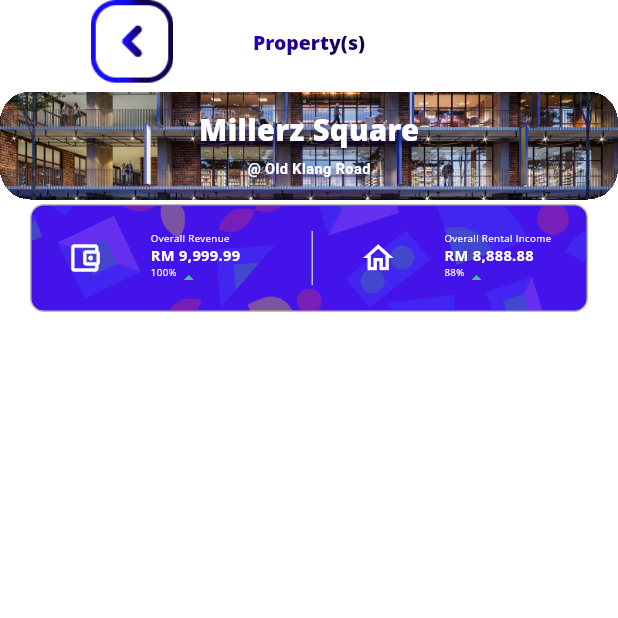
After one commit to wjgoh12/mana-mana-apps, a Flutter app: the PersonalMillerzSquare1Screen screen opened directly, on a phone screen of 412 x 824 dp, the top half of it. The commit adds this screen. Run offline on Flutter 3.47's test engine with Material 3 defaults, Android fonts, the phone set to English and light mode, and no system bars; Roboto replaces fonts that are missing (Italic, Open Sans).

Commit message:
added revenue container and app bar

```diff
--- a/lib/screens/millerz_square1.dart
+++ b/lib/screens/millerz_square1.dart
@@ -1,6 +1,6 @@
 import 'package:flutter/material.dart';
 import 'package:mana_mana_app/screens/personal_millerz_square.dart';
-import 'package:mana_mana_app/widgets/gradient_text.dart';
+import 'package:mana_mana_app/widgets/property_app_bar.dart';
 import 'package:mana_mana_app/widgets/size_utils.dart';
 
 const List<String> list = <String>['Type A', 'Type B', 'Type C', 'Type D'];
@@ -12,37 +12,11 @@
   Widget build(BuildContext context) {
     return Scaffold(
       backgroundColor: const Color(0XFFFFFFFF),
-      appBar: AppBar(
-        backgroundColor: const Color(0XFFFFFFFF).withOpacity(0),
-        leadingWidth: 15.width,
-        centerTitle: true,
-        leading: Padding(
-          padding: EdgeInsets.only(left: 7.width),
-          child: InkWell(
-              onTap: () {
-                print('hello');
-                Navigator.of(context)
-                    .push(MaterialPageRoute(builder: (context) {
-                  return const PersonalMillerzSquare1Screen();
-                }));
-              },
-              child: Image.asset(
-                'assets/images/return.png',
-              )),
-        ),
-        title: GradientText1(
-            text: 'Property(s)',
-            style: TextStyle(
-              fontFamily: 'Open Sans',
-              fontSize: 20.fSize,
-              fontWeight: FontWeight.w800,
-            ),
-            gradient: const LinearGradient(
-              begin: Alignment.centerLeft,
-              end: Alignment.centerRight,
-              colors: [Color(0xFF2900B7), Color(0xFF120051)],
-            )),
-      ),
+      appBar: propertyAppBar(context, () {
+        Navigator.of(context).push(MaterialPageRoute(builder: (context) {
+          return const PersonalMillerzSquare1Screen();
+        }));
+      }),
       body: Center(
         child: Column(
           children: [
@@ -50,17 +24,32 @@
               height: 5,
             ),
             propertyStack(
-                'millerz_square', 'Millerz Square', '@ Old Klang Road'),
+              'millerz_square',
+              'Millerz Square',
+              '@ Old Klang Road',
+              90.width,
+              12.height,
+            ),
             const SizedBox(
               height: 20,
             ),
             propertyStack(
-                'scarletz_suites', 'Scarletz Suites', '@ KL City Centre'),
+              'scarletz_suites',
+              'Scarletz Suites',
+              '@ KL City Centre',
+              90.width,
+              12.height,
+            ),
             const SizedBox(
               height: 20,
             ),
             propertyStack(
-                'expressionz', 'Expressionz Suites', '@ Jalan Tun Razak'),
+              'expressionz',
+              'Expressionz Suites',
+              '@ Jalan Tun Razak',
+              90.width,
+              12.height,
+            ),
           ],
         ),
       ),
@@ -112,14 +101,14 @@
   }
 }
 
-Widget propertyStack(image, text1, text2) {
+Widget propertyStack(image, text1, text2, width, height) {
   return Stack(
     children: [
       Align(
         alignment: Alignment.center,
         child: Container(
-          width: 90.width,
-          height: 12.height,
+          width: width,
+          height: height,
           clipBehavior: Clip.hardEdge,
           decoration: BoxDecoration(borderRadius: BorderRadius.circular(20)),
           child: Image.asset(
--- /dev/null
+++ b/lib/screens/personal_millerz_square.dart
@@ -0,0 +1,39 @@
+import 'package:flutter/material.dart';
+import 'package:mana_mana_app/screens/millerz_square1.dart';
+import 'package:mana_mana_app/widgets/overall_revenue_container.dart';
+import 'package:mana_mana_app/widgets/property_app_bar.dart';
+import 'package:mana_mana_app/widgets/size_utils.dart';
+
+class PersonalMillerzSquare1Screen extends StatelessWidget {
+  const PersonalMillerzSquare1Screen({super.key});
+
+  @override
+  Widget build(BuildContext context) {
+    return Scaffold(
+      backgroundColor: const Color(0XFFFFFFFF),
+      appBar: propertyAppBar(context, () {
+        Navigator.of(context).pop();
+      }),
+      body: Center(
+        child: Column(
+          children: [
+            const SizedBox(
+              height: 5,
+            ),
+            propertyStack(
+              'millerz_square',
+              'Millerz Square',
+              '@ Old Klang Road',
+              86.width,
+              12.height,
+            ),
+            SizedBox(
+              height: 0.5.height,
+            ),
+            const OverallRevenueContainer(),
+          ],
+        ),
+      ),
+    );
+  }
+}
--- /dev/null
+++ b/lib/widgets/overall_revenue_container.dart
@@ -0,0 +1,148 @@
+import 'package:flutter/material.dart';
+import 'package:mana_mana_app/widgets/size_utils.dart';
+
+class OverallRevenueContainer extends StatelessWidget{
+  const OverallRevenueContainer({super.key});
+
+  @override
+  Widget build(BuildContext context) {
+    // TODO: implement build
+    return  SizedBox(
+              width: 86.width,
+              height: 12.height,
+              child: Stack(
+                clipBehavior: Clip.hardEdge,
+                children: [
+                  Align(
+                    alignment: Alignment.center,
+                    child: Container(
+                      clipBehavior: Clip.hardEdge,
+                      decoration: BoxDecoration(
+                          borderRadius: BorderRadius.circular(9),
+                          border: Border.all(color: const Color(0XFFBBBCBE)),
+                          color: const Color(0XFF4313E9)),
+                      child: Image.asset(
+                        'assets/images/revenue_pattern.png',
+                        fit: BoxFit.cover,
+                      ),
+                    ),
+                  ),
+                  Align(
+                    alignment: Alignment.center,
+                    child: SizedBox(
+                      height: 6.height,
+                      child: Row(
+                        mainAxisAlignment: MainAxisAlignment.center,
+                        children: [
+                          Icon(
+                            size: 4.height,
+                            Icons.account_balance_wallet_outlined,
+                            color: Colors.white,
+                          ),
+                          SizedBox(
+                            width: 4.width,
+                          ),
+                          Column(
+                            crossAxisAlignment: CrossAxisAlignment.start,
+                            children: [
+                              Text(
+                                'Overall Revenue',
+                                style: TextStyle(
+                                    color: const Color(0XFFFFFFFF),
+                                    fontFamily: 'Open Sans',
+                                    fontWeight: FontWeight.w400,
+                                    fontSize: 10.fSize),
+                              ),
+                              Text(
+                                'RM 9,999.99',
+                                style: TextStyle(
+                                    color: const Color(0XFFFFFFFF),
+                                    fontFamily: 'Open Sans',
+                                    fontWeight: FontWeight.w700,
+                                    fontSize: 15.fSize),
+                              ),
+                              Row(
+                                crossAxisAlignment: CrossAxisAlignment.start,
+                                children: [
+                                  Text(
+                                    '100%',
+                                    style: TextStyle(
+                                        color: const Color(0XFFFFFFFF),
+                                        fontFamily: 'Open Sans',
+                                        fontWeight: FontWeight.w400,
+                                        fontSize: 10.fSize),
+                                  ),
+                                  Icon(
+                                    Icons.arrow_drop_up,
+                                    color: Color(0XFF42C18B),
+                                    size: 2.width,
+                                  )
+                                ],
+                              )
+                            ],
+                          ),
+                          SizedBox(
+                            width: 5.width,
+                          ),
+                          const VerticalDivider(
+                            color: Color(0XFFBBBCBE),
+                          ),
+                          SizedBox(
+                            width: 3.width,
+                          ),
+                          Icon(
+                            size: 4.height,
+                            Icons.home_outlined,
+                            color: Colors.white,
+                          ),
+                          SizedBox(
+                            width: 4.width,
+                          ),
+                          Column(
+                            crossAxisAlignment: CrossAxisAlignment.start,
+                            children: [
+                              Text(
+                                'Overall Rental Income',
+                                style: TextStyle(
+                                    color: const Color(0XFFFFFFFF),
+                                    fontFamily: 'Open Sans',
+                                    fontWeight: FontWeight.w400,
+                                    fontSize: 10.fSize),
+                              ),
+                              Text(
+                                'RM 8,888.88',
+                                style: TextStyle(
+                                    color: const Color(0XFFFFFFFF),
+                                    fontFamily: 'Open Sans',
+                                    fontWeight: FontWeight.w700,
+                                    fontSize: 15.fSize),
+                              ),
+                              Row(
+                                crossAxisAlignment: CrossAxisAlignment.start,
+                                children: [
+                                  Text(
+                                    '88%',
+                                    style: TextStyle(
+                                        color: const Color(0XFFFFFFFF),
+                                        fontFamily: 'Open Sans',
+                                        fontWeight: FontWeight.w400,
+                                        fontSize: 10.fSize),
+                                  ),
+                                  Icon(
+                                    Icons.arrow_drop_up,
+                                    color: const Color(0XFF42C18B),
+                                    size: 2.width,
+                                  )
+                                ],
+                              )
+                            ],
+                          ),
+                        ],
+                      ),
+                    ),
+                  )
+                ],
+              ),
+            );
+  }
+}
--- /dev/null
+++ b/lib/widgets/property_app_bar.dart
@@ -0,0 +1,31 @@
+import 'package:flutter/material.dart';
+import 'package:mana_mana_app/widgets/gradient_text.dart';
+import 'package:mana_mana_app/widgets/size_utils.dart';
+
+PreferredSizeWidget propertyAppBar(context, function) {
+  return AppBar(
+    backgroundColor: const Color(0XFFFFFFFF).withOpacity(0),
+    leadingWidth: 15.width,
+    centerTitle: true,
+    leading: Padding(
+      padding: EdgeInsets.only(left: 7.width),
+      child: InkWell(
+          onTap: function,
+          child: Image.asset(
+            'assets/images/return.png',
+          )),
+    ),
+    title: GradientText1(
+        text: 'Property(s)',
+        style: TextStyle(
+          fontFamily: 'Open Sans',
+          fontSize: 20.fSize,
+          fontWeight: FontWeight.w800,
+        ),
+        gradient: const LinearGradient(
+          begin: Alignment.centerLeft,
+          end: Alignment.centerRight,
+          colors: [Color(0xFF2900B7), Color(0xFF120051)],
+        )),
+  );
+}
```
